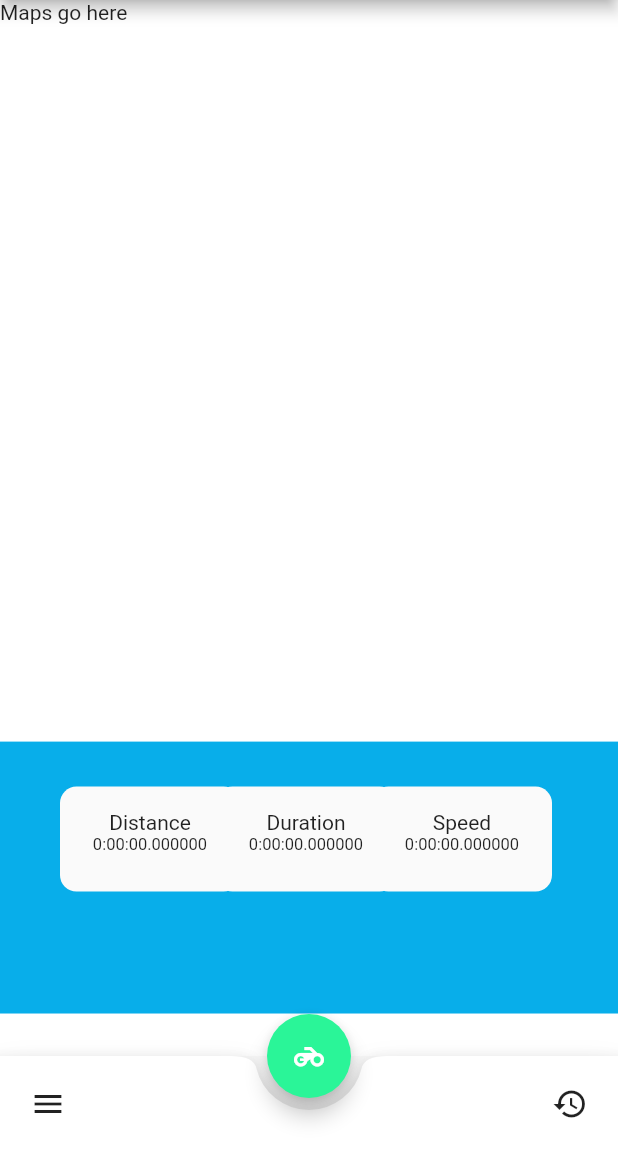
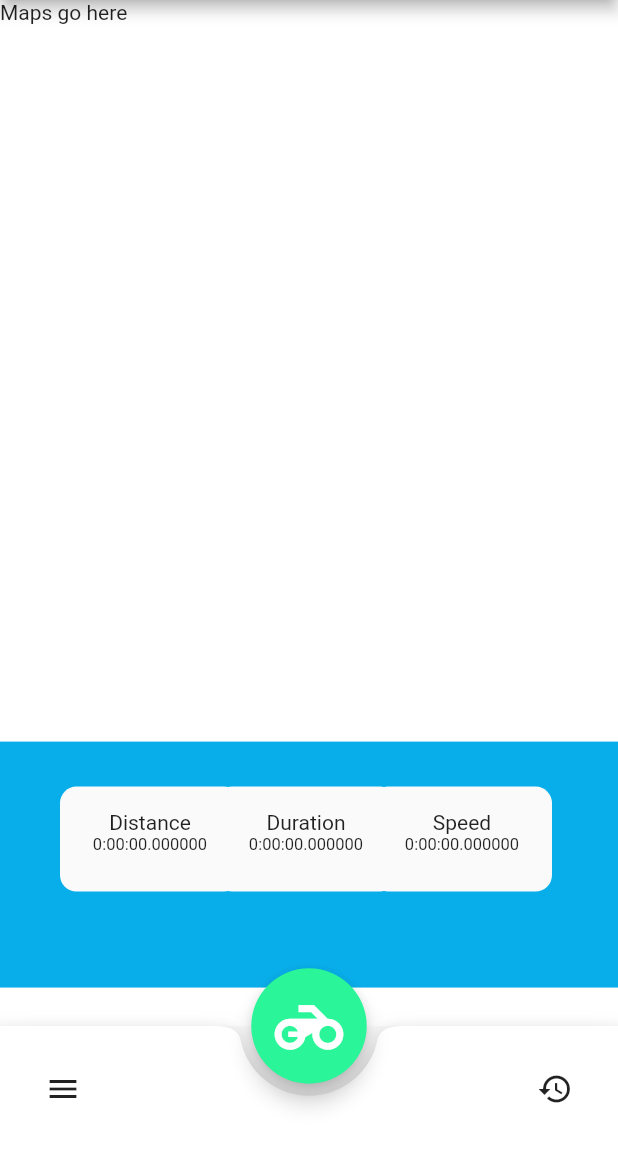
Before and after one commit to Yonkokilasi/Nduthi-Gang, a Flutter app: the screen it shows after launch, on a phone screen of 412 x 824 dp, the part 84-1236 px from its top. Run offline on Flutter 3.47's test engine with Material 2 defaults, Android fonts, the phone set to English and light mode, and no system bars.

Commit message:
increased size of fab

```diff
--- a/lib/ui/screens/homeScreen.dart
+++ b/lib/ui/screens/homeScreen.dart
@@ -99,7 +99,7 @@ class _HomeScreenState extends State<HomeScreen> {
               ),
               Container(
                 width: MediaQuery.of(context).size.width,
-                height: MediaQuery.of(context).size.height * 0.22,
+                height: MediaQuery.of(context).size.height * 0.199,
                 color: colorSecondary,
                 child: Container(
                   margin: EdgeInsets.only(top: 30, left: 40),
@@ -120,10 +120,21 @@ class _HomeScreenState extends State<HomeScreen> {
           ),
         ),
         bottomNavigationBar: bottomNav(),
-        floatingActionButton: new FloatingActionButton(
-          onPressed: () {},
-          backgroundColor: colorPrimary,
-          child: Icon(Icons.motorcycle),
+        floatingActionButton: Container(
+          height: 77.0,
+          width: 77.0,
+          child: FittedBox(
+            child: FloatingActionButton(
+              onPressed: () {},
+              backgroundColor: colorPrimary,
+              mini: false,
+              materialTapTargetSize: MaterialTapTargetSize.padded,
+              child: Icon(
+                Icons.motorcycle,
+                size: 40,
+              ),
+            ),
+          ),
         ),
         floatingActionButtonLocation: FloatingActionButtonLocation.centerDocked,
       ),
--- a/lib/utils/bottomNavigation.dart
+++ b/lib/utils/bottomNavigation.dart
@@ -3,7 +3,7 @@ import 'package:flutter/material.dart';
 Widget bottomNav() {
   return BottomAppBar(
     child: Padding(
-      padding: const EdgeInsets.all(8.0),
+      padding: const EdgeInsets.all(18.0),
       child: Row(
         mainAxisSize: MainAxisSize.max,
         mainAxisAlignment: MainAxisAlignment.spaceBetween,
```
